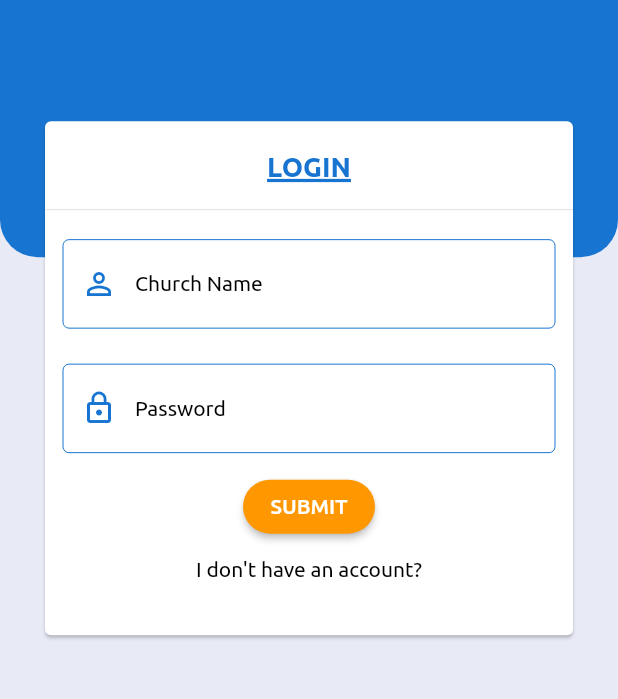
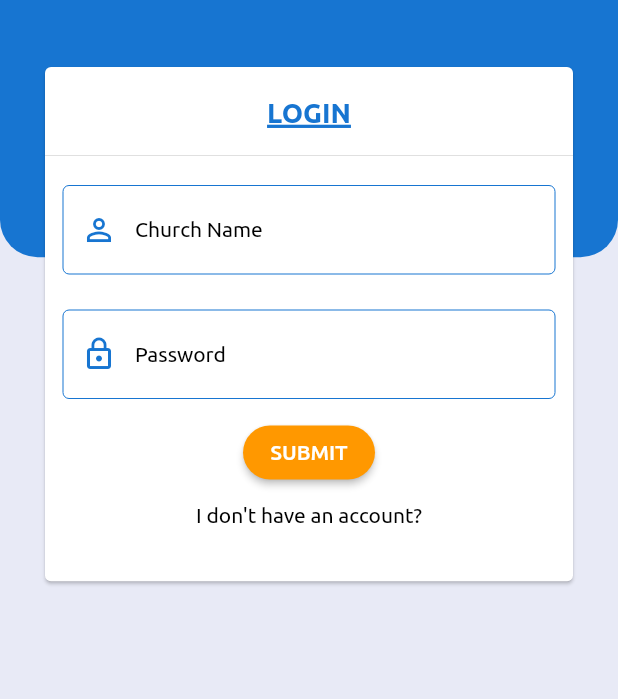
Before and after one commit to DeleMike/smart-church, a Flutter app: the screen it shows after launch, on a phone screen of 412 x 824 dp, the part 299-998 px from its top. Run offline on Flutter 3.47's test engine with Material 2 defaults, Android fonts, the phone set to English and light mode, and no system bars.

Commit message:
add auth form

```diff
--- a/lib/screens/auth_screen.dart
+++ b/lib/screens/auth_screen.dart
@@ -1,6 +1,7 @@
 import 'package:flutter/material.dart';
 
 import '../widgets/auth_form.dart';
+import '../widgets/landscape_auth.dart';
 
 class AuthScreen extends StatelessWidget {
   @override
@@ -42,8 +43,14 @@ class AuthScreen extends StatelessWidget {
                     ],
                   ),
                 ),
-                Center(
-                  child: AuthForm(),
+                SingleChildScrollView(
+                  child: Column(
+                    mainAxisAlignment: MainAxisAlignment.center,
+                    children: [
+                      SizedBox(height: 150),
+                      AuthForm(),
+                    ],
+                  ),
                 ),
               ],
             )
@@ -51,14 +58,3 @@ class AuthScreen extends StatelessWidget {
     );
   }
 }
-
-class LandscapeAuthScreen extends StatelessWidget {
-  @override
-  Widget build(BuildContext context) {
-    return Container(
-      child: Center(
-        child: Text('Landscape view'),
-      ),
-    );
-  }
-}
```
